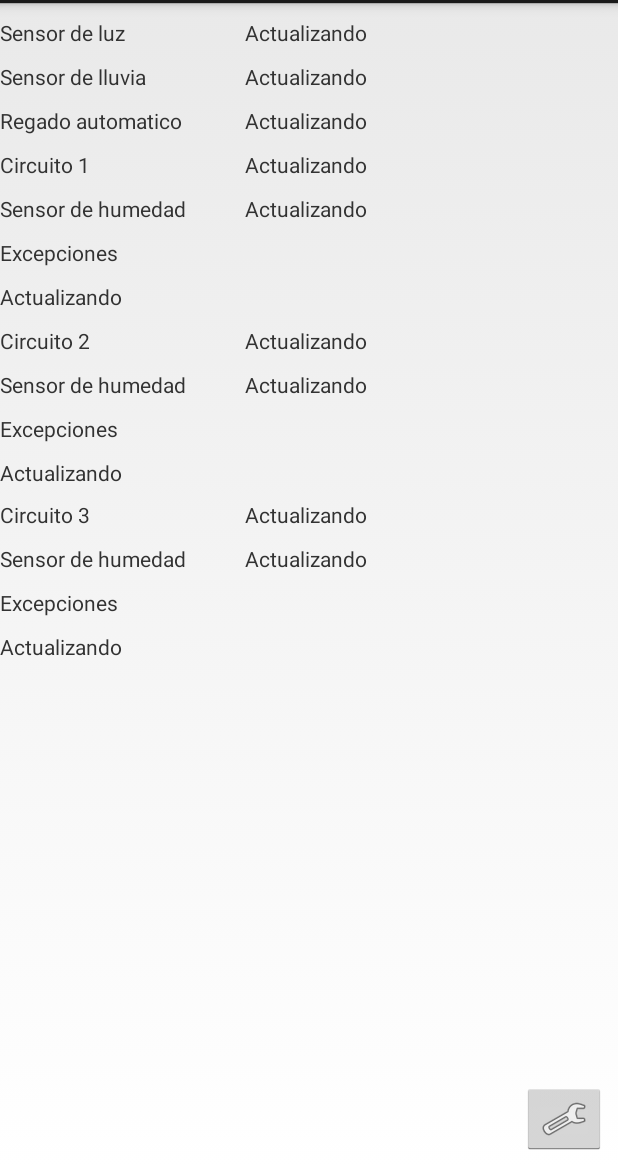
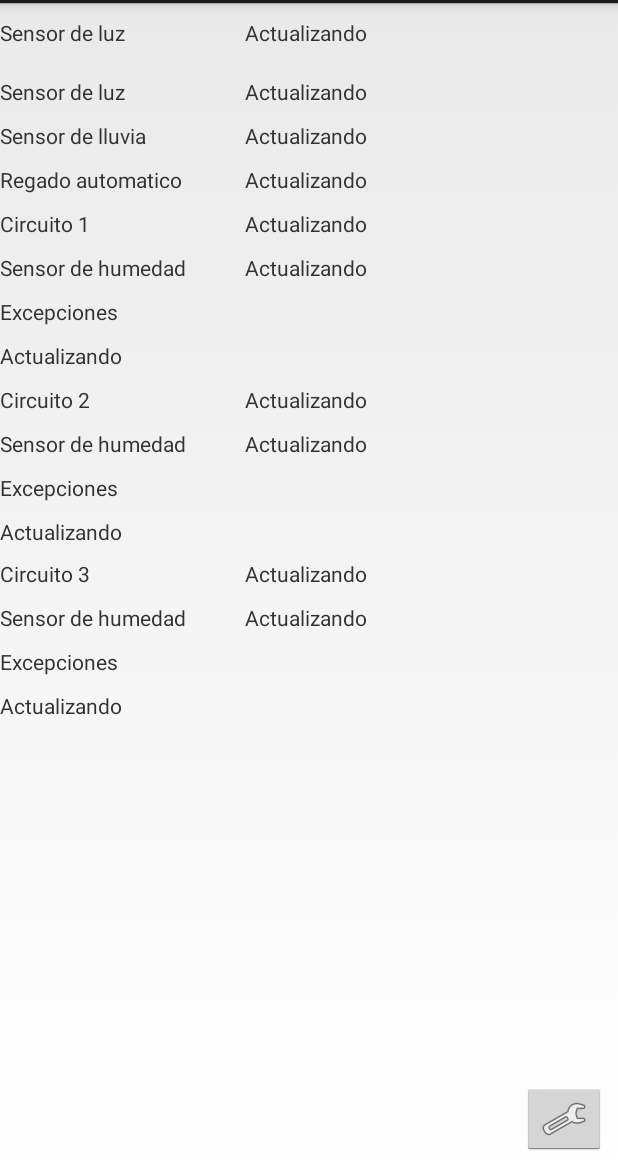
Before and after one commit to fgarciapena/SistemaRiegoInteligente, an Android app: the MainInformationActivity screen opened directly, with no data from a screen before it, on a phone screen of 412 x 824 dp, the part 69-1236 px from its top. Run offline under Robolectric (Android 15) with nearby library versions, the phone set to English and light mode, and no system bars.

Commit message:
adding light sensor to information main activity

```diff
--- a/android/Sistema de riego/app/src/main/java/soa/sistemaderiego/MainInformationActivity.java
+++ b/android/Sistema de riego/app/src/main/java/soa/sistemaderiego/MainInformationActivity.java
@@ -35,6 +35,7 @@ public class MainInformationActivity extends Activity {
      TextView circuit2Value;
      TextView exceptionCircuit3;
      TextView circuit3Value;
+     TextView lightSensorCelValue;
 
      String circuitosEncendidos = "";
      String automaticoActivado = "";
@@ -43,6 +44,7 @@ public class MainInformationActivity extends Activity {
 
     SensorManager mySensorManager;
     Sensor myProximitySensor;
+    Sensor myLightSensor;
 
     SensorEventListener proximitySensorEventListener = new SensorEventListener() {
         @Override
@@ -63,6 +65,18 @@ public class MainInformationActivity extends Activity {
         }
     };
 
+    SensorEventListener lightSensorEventListener = new SensorEventListener() {
+        @Override
+        public void onAccuracyChanged(Sensor sensor, int accuracy) {
+            // TODO Auto-generated method stub
+        }
+        @Override
+        public void onSensorChanged(SensorEvent event) {
+            float value = (event.values[0]*100)/myLightSensor.getMaximumRange();
+            lightSensorCelValue.setText(String.format ("%.2f", value));
+        }
+    };
+
     @SuppressLint({"WrongViewCast", "HandlerLeak"})
     @Override
     protected void onCreate(Bundle savedInstanceState) {
@@ -73,8 +87,10 @@ public class MainInformationActivity extends Activity {
                 Context.SENSOR_SERVICE);
         myProximitySensor = mySensorManager.getDefaultSensor(
                 Sensor.TYPE_PROXIMITY);
+        myLightSensor = mySensorManager.getDefaultSensor(
+                Sensor.TYPE_LIGHT);
 
-
+        lightSensorCelValue = (TextView) findViewById(R.id.lightSensorCelValue);
         wetSensor1Value   = (TextView) findViewById(R.id.wetSensor1Value);
         wetSensor2Value   = (TextView)  findViewById(R.id.wetSensor2Value);
         wetSensor3Value   = (TextView) findViewById(R.id.wetSensor3Value);
@@ -136,6 +152,11 @@ public class MainInformationActivity extends Activity {
         if (myProximitySensor != null) {
             mySensorManager.registerListener(proximitySensorEventListener,
                     myProximitySensor,
+                    SensorManager.SENSOR_DELAY_NORMAL);
+        }
+        if (myLightSensor != null) {
+            mySensorManager.registerListener(lightSensorEventListener,
+                    myLightSensor,
                     SensorManager.SENSOR_DELAY_NORMAL);
         }
         Intent msgIntent = new Intent(MainInformationActivity.this, BlueToothService.class);
--- a/android/Sistema de riego/app/src/main/res/layout/activity_main_information.xml
+++ b/android/Sistema de riego/app/src/main/res/layout/activity_main_information.xml
@@ -42,7 +42,6 @@
             android:layout_marginBottom="10dp"
             android:layout_marginTop="10dp">
 
-
             <TextView
                 android:id="@+id/textView13"
                 android:layout_width="wrap_content"
@@ -56,7 +55,25 @@
                 android:text="Actualizando" />
 
         </TableRow>
+        <TableRow
+            android:layout_width="match_parent"
+            android:layout_height="wrap_content"
+            android:layout_marginBottom="10dp"
+            android:layout_marginTop="10dp">
 
+            <TextView
+                android:id="@+id/textView40"
+                android:layout_width="wrap_content"
+                android:layout_height="wrap_content"
+                android:text="Sensor de luz" />
+
+            <TextView
+                android:id="@+id/lightSensorCelValue"
+                android:layout_width="wrap_content"
+                android:layout_height="wrap_content"
+                android:text="Actualizando" />
+
+        </TableRow>
         <TableRow
             android:layout_width="wrap_content"
             android:layout_height="wrap_content"
```
Also changed, not shown: 2 other files.
